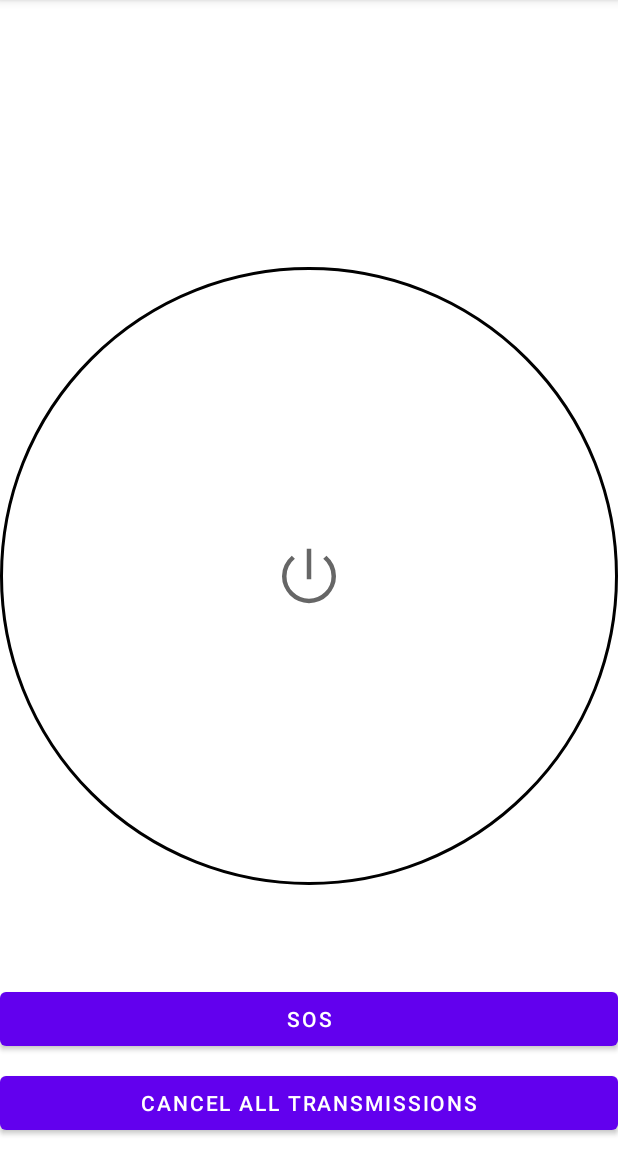
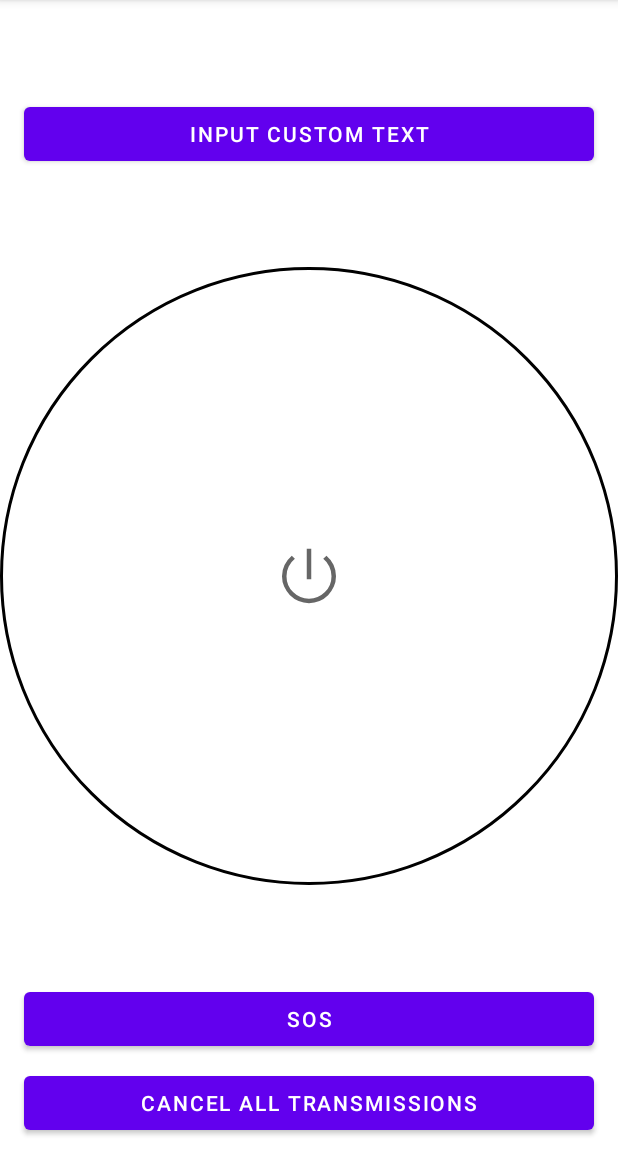
Before and after one commit to kartikmehta8/Morse-Code-Flashlight, an Android app: the screen it shows after launch (MainActivity), on a phone screen of 412 x 824 dp, the part 84-1236 px from its top. Run offline under Robolectric (Android 15) with nearby library versions, the phone set to English and light mode, and no system bars; 4 statements that could not run were skipped.

Commit message:
Added new activity for custom text input

```diff
--- a/app/src/main/AndroidManifest.xml
+++ b/app/src/main/AndroidManifest.xml
@@ -11,7 +11,10 @@
         android:roundIcon="@mipmap/ic_launcher_round"
         android:supportsRtl="true"
         android:theme="@style/Theme.MorseCodeFlashlight">
-        <activity android:name=".MainActivity" android:exported="true">
+        <activity android:name=".CustomInputActivity"></activity>
+        <activity
+            android:name=".MainActivity"
+            android:exported="true">
             <intent-filter>
                 <action android:name="android.intent.action.MAIN" />
 
--- a/app/src/main/java/android/example/morsecodeflashlight/CameraFlashManager.java
+++ b/app/src/main/java/android/example/morsecodeflashlight/CameraFlashManager.java
@@ -1,17 +1,21 @@
 package android.example.morsecodeflashlight;
 
 import android.app.Activity;
+import android.app.Service;
 import android.content.Context;
 import android.content.DialogInterface;
+import android.content.Intent;
 import android.hardware.camera2.CameraAccessException;
 import android.hardware.camera2.CameraCharacteristics;
 import android.hardware.camera2.CameraManager;
 import android.os.Build;
+import android.os.IBinder;
 import androidx.annotation.NonNull;
+import androidx.annotation.Nullable;
 import androidx.appcompat.app.AlertDialog;
 import androidx.appcompat.app.AppCompatActivity;
 
-public class CameraFlashManager extends AppCompatActivity {
+public class CameraFlashManager extends Service {
     private CameraManager mCameraManager;
     protected boolean isFlashOn;
     private CameraManager.TorchCallback mTorchCallback;
@@ -123,4 +127,10 @@ public class CameraFlashManager extends AppCompatActivity {
         AlertDialog alert = builder.create();
         alert.show();
     }
+
+    @Nullable
+    @Override
+    public IBinder onBind(Intent intent) {
+        return null;
+    }
 }
--- a/app/src/main/java/android/example/morsecodeflashlight/MainActivity.java
+++ b/app/src/main/java/android/example/morsecodeflashlight/MainActivity.java
@@ -2,6 +2,7 @@ package android.example.morsecodeflashlight;
 
 import android.content.Context;
 import android.content.DialogInterface;
+import android.content.Intent;
 import android.content.pm.PackageManager;
 import android.hardware.camera2.CameraAccessException;
 import android.hardware.camera2.CameraCharacteristics;
@@ -24,7 +25,9 @@ public class MainActivity extends AppCompatActivity {
     // Views
     private ImageButton mImageButton;
     private Button mSosButton;
+    private Button mTextActivityButton;
 
+    // TODO: add timescale to runnable
     private float mTimeScale = 1;
 
 
@@ -34,10 +37,11 @@ public class MainActivity extends AppCompatActivity {
         setContentView(R.layout.activity_main);
 
 
-        // Initialize mImageButton
+        // Initialize Buttons
         mImageButton = findViewById(R.id.imageButton);
-        // Initialize mSosButton;
         mSosButton = findViewById(R.id.sosButton);
+        mTextActivityButton = findViewById(R.id.textActivityButton);
+
 
         // Initialize CameraFlashManager class
         mCameraManager = (CameraManager) getSystemService(Context.CAMERA_SERVICE);
@@ -54,15 +58,21 @@ public class MainActivity extends AppCompatActivity {
 
         // Create a callback to be registered to camera manager
         mCameraFlashManager.createTorchCallback();
-
-        // Create a camera manager
-        // Removed because we create a manager on mainactivity instead of inside the class
-        // mCameraFlashManager.createCameraManager();
-
         // Register Torch Callback to Camera Manager
         mCameraFlashManager.registerTorchCallback();
 
-        // Register OnClick for mSosButton
+
+        /*
+        Register OnClicks
+         */
+        mTextActivityButton.setOnClickListener(new View.OnClickListener() {
+            @Override
+            public void onClick(View view) {
+                Intent intent = new Intent(MainActivity.this, CustomInputActivity.class);
+                startActivity(intent);
+            }
+        });
+
         mSosButton.setOnClickListener(new View.OnClickListener() {
             @Override
             public void onClick(View view) {
@@ -76,7 +86,6 @@ public class MainActivity extends AppCompatActivity {
         });
 
 
-        // Register OnClick for mImageButton
         mImageButton.setOnClickListener(new View.OnClickListener() {
             @Override
             public void onClick(View view) {
--- a/app/src/main/res/layout/activity_main.xml
+++ b/app/src/main/res/layout/activity_main.xml
@@ -7,21 +7,31 @@
     android:id="@+id/main"
     tools:context=".MainActivity">
 
+    <Button
+        android:id="@+id/textActivityButton"
+        android:layout_width="match_parent"
+        android:layout_height="wrap_content"
+        android:layout_margin="16dp"
+        android:text="Input Custom Text"
+        app:layout_constraintTop_toTopOf="parent"
+        app:layout_constraintTop_toBottomOf="parent"
+        app:layout_constraintBottom_toTopOf="@id/imageButton"/>
 
     <ImageButton
         android:id="@+id/imageButton"
         android:layout_width="match_parent"
         android:layout_height="0dp"
         android:background="@drawable/round_background"
-        app:layout_constraintBottom_toBottomOf="parent"
+        app:layout_constraintBottom_toTopOf="@id/sosButton"
         app:layout_constraintDimensionRatio="1:1"
         app:layout_constraintLeft_toLeftOf="parent"
         app:layout_constraintRight_toRightOf="parent"
-        app:layout_constraintTop_toTopOf="parent"
+        app:layout_constraintTop_toBottomOf="@id/textActivityButton"
         app:srcCompat="@drawable/ic_power_settings_new_48px" />
 
     <Button
         android:id="@+id/sosButton"
+        android:layout_margin="16dp"
         android:layout_width="match_parent"
         android:layout_height="wrap_content"
         android:text="SOS"
@@ -31,6 +41,7 @@
 
     <Button
         android:id="@+id/stopButton"
+        android:layout_margin="16dp"
         android:layout_width="match_parent"
         android:layout_height="wrap_content"
         android:text="CANCEL ALL TRANSMISSIONS"
```
Also changed, not shown: app/src/main/java/android/example/morsecodeflashlight/CustomInputActivity.java (added, +13 -0 lines), app/src/main/java/android/example/morsecodeflashlight/SosRunnable.java (+8 -0 lines), app/src/main/res/layout/activity_custom_input.xml (added, +32 -0 lines).
